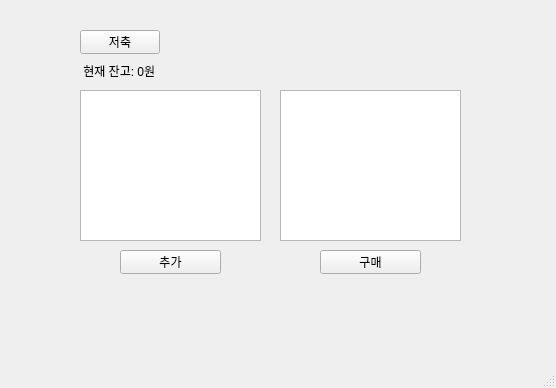
Old version of the form mainwindow.ui in the repository kangday0705-alt/wishlist.
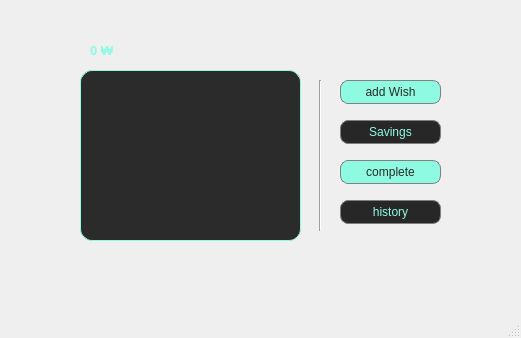
New version of the form.

Commit message: add history dialog and improve wish list UI

The edit to the form file:
```diff
--- a/mainwindow.ui
+++ b/mainwindow.ui
@@ -6,84 +6,153 @@
    <rect>
     <x>0</x>
     <y>0</y>
-    <width>556</width>
-    <height>388</height>
+    <width>521</width>
+    <height>338</height>
    </rect>
   </property>
   <property name="windowTitle">
    <string>MainWindow</string>
   </property>
+  <property name="styleSheet">
+   <string notr="true"/>
+  </property>
   <widget class="QWidget" name="centralwidget">
    <widget class="QLabel" name="labelbalance">
     <property name="geometry">
      <rect>
-      <x>80</x>
-      <y>60</y>
-      <width>101</width>
+      <x>90</x>
+      <y>40</y>
+      <width>111</width>
       <height>21</height>
      </rect>
     </property>
+    <property name="styleSheet">
+     <string notr="true">border-color: rgb(35, 35, 35);
+color: #8EFAE1;
+font-size: 10pt;
+font-weight: bold;</string>
+    </property>
     <property name="text">
-     <string> 현재 잔고: 0원</string>
+     <string>0 ₩</string>
     </property>
    </widget>
    <widget class="QListWidget" name="listwish">
     <property name="geometry">
      <rect>
       <x>80</x>
-      <y>90</y>
-      <width>181</width>
-      <height>151</height>
+      <y>70</y>
+      <width>221</width>
+      <height>171</height>
      </rect>
     </property>
-   </widget>
-   <widget class="QTextBrowser" name="textdetail">
-    <property name="geometry">
-     <rect>
-      <x>280</x>
-      <y>90</y>
-      <width>181</width>
-      <height>151</height>
-     </rect>
+    <property name="styleSheet">
+     <string notr="true">QListWidget {
+    background-color: #2B2B2B;
+    border: 1px solid #8EFAE1;
+    border-radius: 12px;
+    padding: 6px;
+}
+
+QListWidget::item {
+    padding: 4px;
+    border: none;
+}
+
+QListWidget::item:selected {
+    background-color: #3A514B;
+    border-radius: 6px;
+}</string>
     </property>
    </widget>
    <widget class="QPushButton" name="btnadd">
     <property name="geometry">
      <rect>
-      <x>120</x>
-      <y>250</y>
+      <x>340</x>
+      <y>80</y>
       <width>101</width>
       <height>24</height>
      </rect>
     </property>
+    <property name="styleSheet">
+     <string notr="true">border: 1px solid gray;
+border-radius: 8px;
+background-color: #8EFAE1;
+color: #2B2B2B;</string>
+    </property>
     <property name="text">
-     <string>추가</string>
+     <string>add Wish</string>
     </property>
    </widget>
    <widget class="QPushButton" name="btnbuy">
     <property name="geometry">
      <rect>
-      <x>320</x>
-      <y>250</y>
+      <x>340</x>
+      <y>160</y>
       <width>101</width>
       <height>24</height>
      </rect>
     </property>
+    <property name="styleSheet">
+     <string notr="true">border: 1px solid gray;
+border-radius: 8px;
+background-color: #8EFAE1;
+color: #2B2B2B;</string>
+    </property>
     <property name="text">
-     <string>구매</string>
+     <string>complete</string>
     </property>
    </widget>
    <widget class="QPushButton" name="btnsave">
     <property name="geometry">
      <rect>
-      <x>80</x>
-      <y>30</y>
-      <width>80</width>
+      <x>340</x>
+      <y>120</y>
+      <width>101</width>
       <height>24</height>
      </rect>
     </property>
+    <property name="styleSheet">
+     <string notr="true">border: 1px solid gray;
+border-radius: 8px;
+background-color: #272727;
+color: #8EFAE1;
+</string>
+    </property>
     <property name="text">
-     <string>저축</string>
+     <string>Savings</string>
+    </property>
+   </widget>
+   <widget class="QPushButton" name="pushButton">
+    <property name="geometry">
+     <rect>
+      <x>340</x>
+      <y>200</y>
+      <width>101</width>
+      <height>24</height>
+     </rect>
+    </property>
+    <property name="styleSheet">
+     <string notr="true">border: 1px solid gray;
+border-radius: 8px;
+background-color: #272727;
+color: #8EFAE1;
+</string>
+    </property>
+    <property name="text">
+     <string>history</string>
+    </property>
+   </widget>
+   <widget class="Line" name="line_2">
+    <property name="geometry">
+     <rect>
+      <x>310</x>
+      <y>80</y>
+      <width>20</width>
+      <height>151</height>
+     </rect>
+    </property>
+    <property name="orientation">
+     <enum>Qt::Orientation::Vertical</enum>
     </property>
    </widget>
   </widget>
```
Left out of the diff: 2 changed lines with no effect on the pictures. The commit also changes 8 other files.
